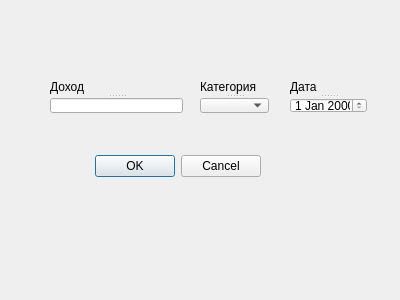
VSemikoz/manager, file appendincomewindow.ui: the form before one commit.
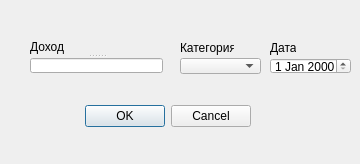
The form after the commit.

What changed in the file:
```diff
--- a/appendincomewindow.ui
+++ b/appendincomewindow.ui
@@ -6,37 +6,30 @@
    <rect>
     <x>0</x>
     <y>0</y>
-    <width>400</width>
-    <height>300</height>
+    <width>360</width>
+    <height>164</height>
    </rect>
   </property>
+  <property name="minimumSize">
+   <size>
+    <width>360</width>
+    <height>164</height>
+   </size>
+  </property>
+  <property name="maximumSize">
+   <size>
+    <width>360</width>
+    <height>164</height>
+   </size>
+  </property>
   <property name="windowTitle">
    <string>Dialog</string>
   </property>
-  <widget class="QSplitter" name="splitter_3">
-   <property name="geometry">
-    <rect>
-     <x>290</x>
-     <y>80</y>
-     <width>77</width>
-     <height>33</height>
-    </rect>
-   </property>
-   <property name="orientation">
-    <enum>Qt::Vertical</enum>
-   </property>
-   <widget class="QLabel" name="label_4">
-    <property name="text">
-     <string>Дата</string>
-    </property>
-   </widget>
-   <widget class="QDateEdit" name="dateEdit_2"/>
-  </widget>
   <widget class="QSplitter" name="splitter">
    <property name="geometry">
     <rect>
-     <x>50</x>
-     <y>80</y>
+     <x>30</x>
+     <y>40</y>
      <width>133</width>
      <height>33</height>
     </rect>
@@ -54,8 +47,8 @@
   <widget class="QDialogButtonBox" name="buttonBox_2">
    <property name="geometry">
     <rect>
-     <x>90</x>
-     <y>150</y>
+     <x>80</x>
+     <y>100</y>
      <width>171</width>
      <height>32</height>
     </rect>
@@ -67,24 +60,51 @@
     <set>QDialogButtonBox::Cancel|QDialogButtonBox::Ok</set>
    </property>
   </widget>
-  <widget class="QSplitter" name="splitter_2">
+  <widget class="QLabel" name="label_6">
    <property name="geometry">
     <rect>
-     <x>200</x>
-     <y>80</y>
-     <width>69</width>
-     <height>33</height>
+     <x>180</x>
+     <y>40</y>
+     <width>54</width>
+     <height>16</height>
     </rect>
    </property>
-   <property name="orientation">
-    <enum>Qt::Vertical</enum>
+   <property name="text">
+    <string>Категория</string>
    </property>
-   <widget class="QLabel" name="label_6">
-    <property name="text">
-     <string>Категория</string>
-    </property>
-   </widget>
-   <widget class="QComboBox" name="comboBox_2"/>
+  </widget>
+  <widget class="QComboBox" name="comboBox_2">
+   <property name="geometry">
+    <rect>
+     <x>180</x>
+     <y>58</y>
+     <width>81</width>
+     <height>16</height>
+    </rect>
+   </property>
+  </widget>
+  <widget class="QDateEdit" name="dateEdit_2">
+   <property name="geometry">
+    <rect>
+     <x>270</x>
+     <y>58</y>
+     <width>81</width>
+     <height>16</height>
+    </rect>
+   </property>
+  </widget>
+  <widget class="QLabel" name="label_4">
+   <property name="geometry">
+    <rect>
+     <x>270</x>
+     <y>40</y>
+     <width>26</width>
+     <height>16</height>
+    </rect>
+   </property>
+   <property name="text">
+    <string>Дата</string>
+   </property>
   </widget>
  </widget>
  <resources/>
```
